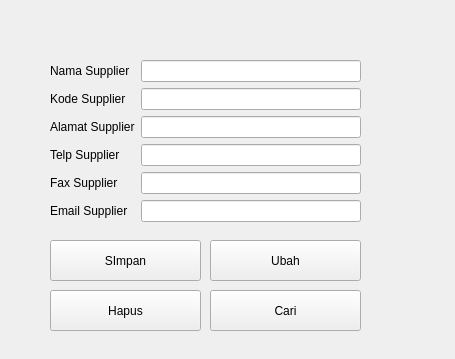
Above: formsupplier.ui from fiqrianwar1/SistemInformasiPertanian before the change. Below: the same form after it.
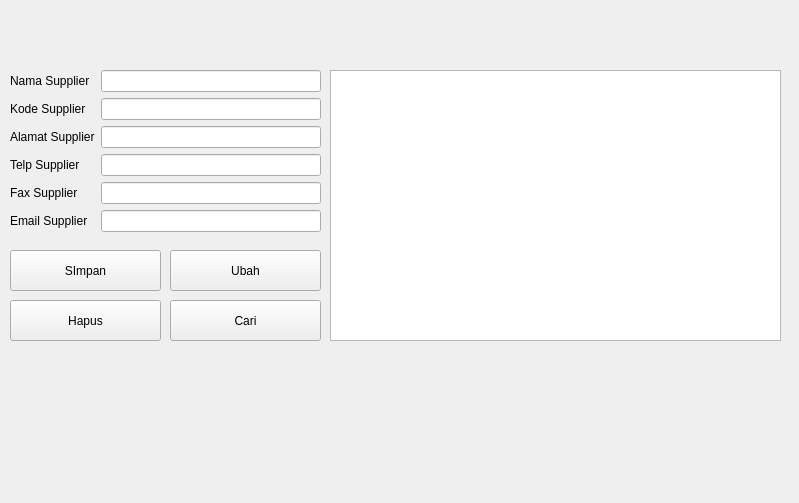
That is the form after the change.

Patch:
```diff
--- a/formsupplier.ui
+++ b/formsupplier.ui
@@ -6,8 +6,8 @@
    <rect>
     <x>0</x>
     <y>0</y>
-    <width>455</width>
-    <height>359</height>
+    <width>799</width>
+    <height>503</height>
    </rect>
   </property>
   <property name="windowTitle">
@@ -16,8 +16,8 @@
   <widget class="QWidget" name="formLayoutWidget">
    <property name="geometry">
     <rect>
-     <x>50</x>
-     <y>60</y>
+     <x>10</x>
+     <y>70</y>
      <width>311</width>
      <height>171</height>
     </rect>
@@ -88,8 +88,8 @@
   <widget class="QPushButton" name="pushButton">
    <property name="geometry">
     <rect>
-     <x>50</x>
-     <y>240</y>
+     <x>10</x>
+     <y>250</y>
      <width>151</width>
      <height>41</height>
     </rect>
@@ -101,8 +101,8 @@
   <widget class="QPushButton" name="pushButton_3">
    <property name="geometry">
     <rect>
-     <x>210</x>
-     <y>290</y>
+     <x>170</x>
+     <y>300</y>
      <width>151</width>
      <height>41</height>
     </rect>
@@ -114,8 +114,8 @@
   <widget class="QPushButton" name="pushButton_4">
    <property name="geometry">
     <rect>
-     <x>50</x>
-     <y>290</y>
+     <x>10</x>
+     <y>300</y>
      <width>151</width>
      <height>41</height>
     </rect>
@@ -127,8 +127,8 @@
   <widget class="QPushButton" name="pushButton_2">
    <property name="geometry">
     <rect>
-     <x>210</x>
-     <y>240</y>
+     <x>170</x>
+     <y>250</y>
      <width>151</width>
      <height>41</height>
     </rect>
@@ -137,6 +137,16 @@
     <string>Ubah</string>
    </property>
   </widget>
+  <widget class="QTableView" name="tableSupplier">
+   <property name="geometry">
+    <rect>
+     <x>330</x>
+     <y>70</y>
+     <width>451</width>
+     <height>271</height>
+    </rect>
+   </property>
+  </widget>
  </widget>
  <resources/>
  <connections/>
```
